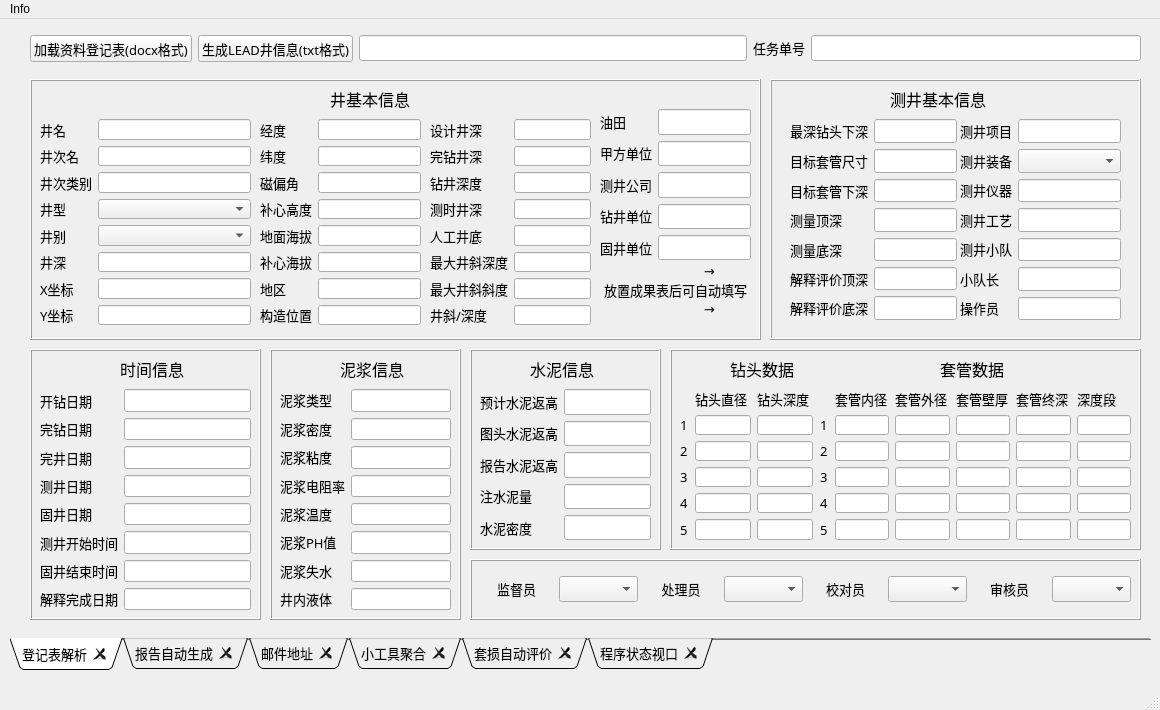
Old version of the form WELL_INTEGRITY_UI.ui in the repository KiwiPapa/4Stars-EngineerLoggingAssistant.
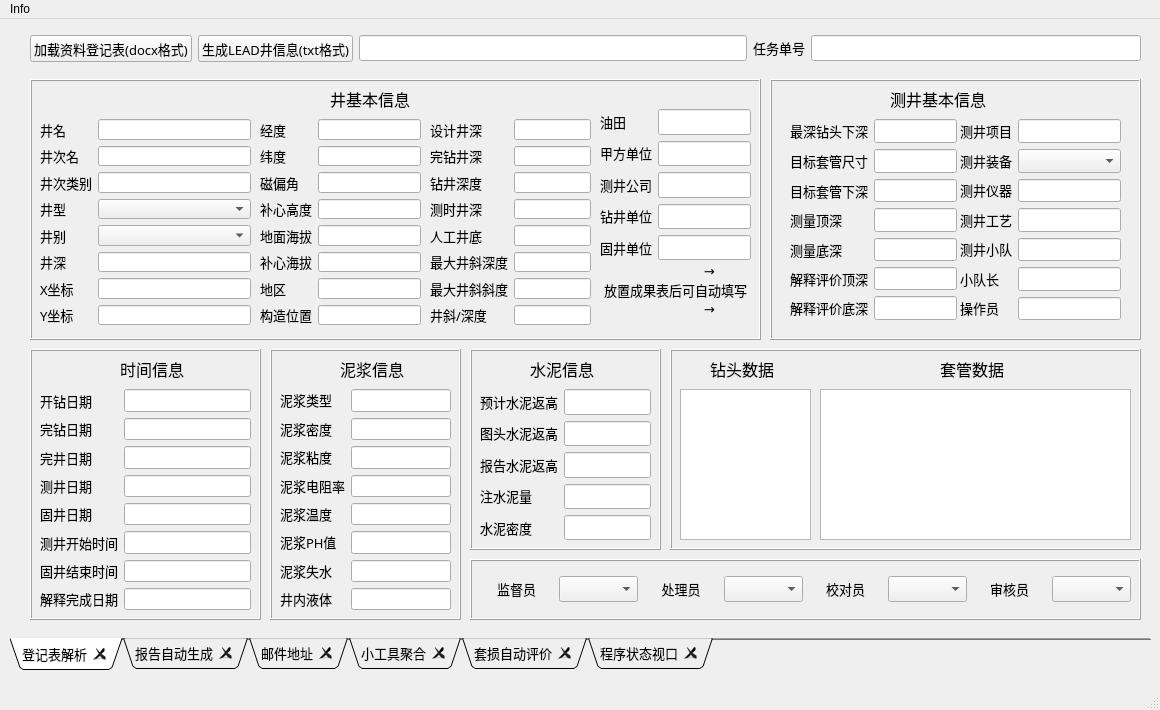
New version of the form.

Commit message: 钻头和套管数据表界面调整组件

Patch:
```diff
--- a/WELL_INTEGRITY_UI.ui
+++ b/WELL_INTEGRITY_UI.ui
@@ -1845,371 +1845,6 @@
       <property name="frameShadow">
        <enum>QFrame::Raised</enum>
       </property>
-      <widget class="QWidget" name="layoutWidget_11">
-       <property name="geometry">
-        <rect>
-         <x>150</x>
-         <y>40</y>
-         <width>311</width>
-         <height>151</height>
-        </rect>
-       </property>
-       <property name="styleSheet">
-        <string notr="true">font: 10pt &quot;黑体&quot;;</string>
-       </property>
-       <layout class="QGridLayout" name="gridLayout_2">
-        <item row="5" column="3">
-         <widget class="QLineEdit" name="lineEdit_85">
-          <property name="styleSheet">
-           <string notr="true">font: 10pt &quot;黑体&quot;;</string>
-          </property>
-          <property name="text">
-           <string/>
-          </property>
-         </widget>
-        </item>
-        <item row="1" column="5">
-         <widget class="QLineEdit" name="lineEdit_96">
-          <property name="styleSheet">
-           <string notr="true">font: 10pt &quot;黑体&quot;;</string>
-          </property>
-          <property name="text">
-           <string/>
-          </property>
-         </widget>
-        </item>
-        <item row="3" column="1">
-         <widget class="QLineEdit" name="lineEdit_78">
-          <property name="styleSheet">
-           <string notr="true">font: 10pt &quot;黑体&quot;;</string>
-          </property>
-          <property name="text">
-           <string/>
-          </property>
-         </widget>
-        </item>
-        <item row="0" column="2">
-         <widget class="QLabel" name="label_70">
-          <property name="styleSheet">
-           <string notr="true">font: 10pt &quot;黑体&quot;;</string>
-          </property>
-          <property name="text">
-           <string>套管外径</string>
-          </property>
-         </widget>
-        </item>
-        <item row="4" column="4">
-         <widget class="QLineEdit" name="lineEdit_92">
-          <property name="styleSheet">
-           <string notr="true">font: 10pt &quot;黑体&quot;;</string>
-          </property>
-          <property name="text">
-           <string/>
-          </property>
-         </widget>
-        </item>
-        <item row="2" column="5">
-         <widget class="QLineEdit" name="lineEdit_97">
-          <property name="styleSheet">
-           <string notr="true">font: 10pt &quot;黑体&quot;;</string>
-          </property>
-          <property name="text">
-           <string/>
-          </property>
-         </widget>
-        </item>
-        <item row="2" column="1">
-         <widget class="QLineEdit" name="lineEdit_76">
-          <property name="styleSheet">
-           <string notr="true">font: 10pt &quot;黑体&quot;;</string>
-          </property>
-          <property name="text">
-           <string/>
-          </property>
-         </widget>
-        </item>
-        <item row="1" column="2">
-         <widget class="QLineEdit" name="lineEdit_75">
-          <property name="styleSheet">
-           <string notr="true">font: 10pt &quot;黑体&quot;;</string>
-          </property>
-          <property name="text">
-           <string/>
-          </property>
-         </widget>
-        </item>
-        <item row="0" column="5">
-         <widget class="QLabel" name="label_78">
-          <property name="styleSheet">
-           <string notr="true">font: 10pt &quot;黑体&quot;;</string>
-          </property>
-          <property name="text">
-           <string>深度段</string>
-          </property>
-         </widget>
-        </item>
-        <item row="1" column="0">
-         <widget class="QLabel" name="label_71">
-          <property name="styleSheet">
-           <string notr="true">font: 10pt &quot;黑体&quot;;</string>
-          </property>
-          <property name="text">
-           <string>1</string>
-          </property>
-         </widget>
-        </item>
-        <item row="3" column="2">
-         <widget class="QLineEdit" name="lineEdit_79">
-          <property name="styleSheet">
-           <string notr="true">font: 10pt &quot;黑体&quot;;</string>
-          </property>
-          <property name="text">
-           <string/>
-          </property>
-         </widget>
-        </item>
-        <item row="3" column="4">
-         <widget class="QLineEdit" name="lineEdit_93">
-          <property name="styleSheet">
-           <string notr="true">font: 10pt &quot;黑体&quot;;</string>
-          </property>
-          <property name="text">
-           <string/>
-          </property>
-         </widget>
-        </item>
-        <item row="4" column="0">
-         <widget class="QLabel" name="label_74">
-          <property name="styleSheet">
-           <string notr="true">font: 10pt &quot;黑体&quot;;</string>
-          </property>
-          <property name="text">
-           <string>4</string>
-          </property>
-         </widget>
-        </item>
-        <item row="5" column="0">
-         <widget class="QLabel" name="label_75">
-          <property name="styleSheet">
-           <string notr="true">font: 10pt &quot;黑体&quot;;</string>
-          </property>
-          <property name="text">
-           <string>5</string>
-          </property>
-         </widget>
-        </item>
-        <item row="5" column="2">
-         <widget class="QLineEdit" name="lineEdit_83">
-          <property name="styleSheet">
-           <string notr="true">font: 10pt &quot;黑体&quot;;</string>
-          </property>
-          <property name="text">
-           <string/>
-          </property>
-         </widget>
-        </item>
-        <item row="2" column="0">
-         <widget class="QLabel" name="label_72">
-          <property name="styleSheet">
-           <string notr="true">font: 10pt &quot;黑体&quot;;</string>
-          </property>
-          <property name="text">
-           <string>2</string>
-          </property>
-         </widget>
-        </item>
-        <item row="3" column="0">
-         <widget class="QLabel" name="label_73">
-          <property name="styleSheet">
-           <string notr="true">font: 10pt &quot;黑体&quot;;</string>
-          </property>
-          <property name="text">
-           <string>3</string>
-          </property>
-         </widget>
-        </item>
-        <item row="2" column="3">
-         <widget class="QLineEdit" name="lineEdit_86">
-          <property name="styleSheet">
-           <string notr="true">font: 10pt &quot;黑体&quot;;</string>
-          </property>
-          <property name="text">
-           <string/>
-          </property>
-         </widget>
-        </item>
-        <item row="4" column="5">
-         <widget class="QLineEdit" name="lineEdit_94">
-          <property name="styleSheet">
-           <string notr="true">font: 10pt &quot;黑体&quot;;</string>
-          </property>
-          <property name="text">
-           <string/>
-          </property>
-         </widget>
-        </item>
-        <item row="0" column="1">
-         <widget class="QLabel" name="label_68">
-          <property name="styleSheet">
-           <string notr="true">font: 10pt &quot;黑体&quot;;</string>
-          </property>
-          <property name="text">
-           <string>套管内径</string>
-          </property>
-         </widget>
-        </item>
-        <item row="1" column="4">
-         <widget class="QLineEdit" name="lineEdit_89">
-          <property name="styleSheet">
-           <string notr="true">font: 10pt &quot;黑体&quot;;</string>
-          </property>
-          <property name="text">
-           <string/>
-          </property>
-         </widget>
-        </item>
-        <item row="3" column="5">
-         <widget class="QLineEdit" name="lineEdit_95">
-          <property name="styleSheet">
-           <string notr="true">font: 10pt &quot;黑体&quot;;</string>
-          </property>
-          <property name="text">
-           <string/>
-          </property>
-         </widget>
-        </item>
-        <item row="1" column="1">
-         <widget class="QLineEdit" name="lineEdit_73">
-          <property name="styleSheet">
-           <string notr="true">font: 10pt &quot;黑体&quot;;</string>
-          </property>
-          <property name="text">
-           <string/>
-          </property>
-         </widget>
-        </item>
-        <item row="5" column="1">
-         <widget class="QLineEdit" name="lineEdit_82">
-          <property name="styleSheet">
-           <string notr="true">font: 10pt &quot;黑体&quot;;</string>
-          </property>
-          <property name="text">
-           <string/>
-          </property>
-         </widget>
-        </item>
-        <item row="2" column="4">
-         <widget class="QLineEdit" name="lineEdit_91">
-          <property name="styleSheet">
-           <string notr="true">font: 10pt &quot;黑体&quot;;</string>
-          </property>
-          <property name="text">
-           <string/>
-          </property>
-         </widget>
-        </item>
-        <item row="4" column="1">
-         <widget class="QLineEdit" name="lineEdit_80">
-          <property name="styleSheet">
-           <string notr="true">font: 10pt &quot;黑体&quot;;</string>
-          </property>
-          <property name="text">
-           <string/>
-          </property>
-         </widget>
-        </item>
-        <item row="4" column="2">
-         <widget class="QLineEdit" name="lineEdit_81">
-          <property name="styleSheet">
-           <string notr="true">font: 10pt &quot;黑体&quot;;</string>
-          </property>
-          <property name="text">
-           <string/>
-          </property>
-         </widget>
-        </item>
-        <item row="0" column="4">
-         <widget class="QLabel" name="label_77">
-          <property name="styleSheet">
-           <string notr="true">font: 10pt &quot;黑体&quot;;</string>
-          </property>
-          <property name="text">
-           <string>套管终深</string>
-          </property>
-         </widget>
-        </item>
-        <item row="2" column="2">
-         <widget class="QLineEdit" name="lineEdit_77">
-          <property name="styleSheet">
-           <string notr="true">font: 10pt &quot;黑体&quot;;</string>
-          </property>
-          <property name="text">
-           <string/>
-          </property>
-         </widget>
-        </item>
-        <item row="4" column="3">
-         <widget class="QLineEdit" name="lineEdit_87">
-          <property name="styleSheet">
-           <string notr="true">font: 10pt &quot;黑体&quot;;</string>
-          </property>
-          <property name="text">
-           <string/>
-          </property>
-         </widget>
-        </item>
-        <item row="1" column="3">
-         <widget class="QLineEdit" name="lineEdit_84">
-          <property name="styleSheet">
-           <string notr="true">font: 10pt &quot;黑体&quot;;</string>
-          </property>
-          <property name="text">
-           <string/>
-          </property>
-         </widget>
-        </item>
-        <item row="5" column="4">
-         <widget class="QLineEdit" name="lineEdit_90">
-          <property name="styleSheet">
-           <string notr="true">font: 10pt &quot;黑体&quot;;</string>
-          </property>
-          <property name="text">
-           <string/>
-          </property>
-         </widget>
-        </item>
-        <item row="5" column="5">
-         <widget class="QLineEdit" name="lineEdit_98">
-          <property name="styleSheet">
-           <string notr="true">font: 10pt &quot;黑体&quot;;</string>
-          </property>
-          <property name="text">
-           <string/>
-          </property>
-         </widget>
-        </item>
-        <item row="0" column="3">
-         <widget class="QLabel" name="label_76">
-          <property name="styleSheet">
-           <string notr="true">font: 10pt &quot;黑体&quot;;</string>
-          </property>
-          <property name="text">
-           <string>套管壁厚</string>
-          </property>
-         </widget>
-        </item>
-        <item row="3" column="3">
-         <widget class="QLineEdit" name="lineEdit_88">
-          <property name="styleSheet">
-           <string notr="true">font: 10pt &quot;黑体&quot;;</string>
-          </property>
-          <property name="text">
-           <string/>
-          </property>
-         </widget>
-        </item>
-       </layout>
-      </widget>
       <widget class="QLabel" name="label_96">
        <property name="geometry">
         <rect>
@@ -2235,195 +1870,10 @@
         <string>套管数据</string>
        </property>
       </widget>
-      <widget class="QWidget" name="layoutWidget_8">
-       <property name="geometry">
-        <rect>
-         <x>10</x>
-         <y>40</y>
-         <width>133</width>
-         <height>151</height>
-        </rect>
-       </property>
-       <property name="styleSheet">
-        <string notr="true">font: 10pt &quot;黑体&quot;;</string>
-       </property>
-       <layout class="QGridLayout" name="gridLayout">
-        <item row="0" column="1">
-         <widget class="QLabel" name="label_27">
-          <property name="styleSheet">
-           <string notr="true">font: 10pt &quot;黑体&quot;;</string>
-          </property>
-          <property name="text">
-           <string>钻头直径</string>
-          </property>
-         </widget>
-        </item>
-        <item row="0" column="2">
-         <widget class="QLabel" name="label_26">
-          <property name="styleSheet">
-           <string notr="true">font: 10pt &quot;黑体&quot;;</string>
-          </property>
-          <property name="text">
-           <string>钻头深度</string>
-          </property>
-         </widget>
-        </item>
-        <item row="1" column="0">
-         <widget class="QLabel" name="label_28">
-          <property name="styleSheet">
-           <string notr="true">font: 10pt &quot;黑体&quot;;</string>
-          </property>
-          <property name="text">
-           <string>1</string>
-          </property>
-         </widget>
-        </item>
-        <item row="1" column="1">
-         <widget class="QLineEdit" name="lineEdit_29">
-          <property name="styleSheet">
-           <string notr="true">font: 10pt &quot;黑体&quot;;</string>
-          </property>
-          <property name="text">
-           <string/>
-          </property>
-         </widget>
-        </item>
-        <item row="1" column="2">
-         <widget class="QLineEdit" name="lineEdit_30">
-          <property name="styleSheet">
-           <string notr="true">font: 10pt &quot;黑体&quot;;</string>
-          </property>
-          <property name="text">
-           <string/>
-          </property>
-         </widget>
-        </item>
-        <item row="2" column="0">
-         <widget class="QLabel" name="label_29">
-          <property name="styleSheet">
-           <string notr="true">font: 10pt &quot;黑体&quot;;</string>
-          </property>
-          <property name="text">
-           <string>2</string>
-          </property>
-         </widget>
-        </item>
-        <item row="2" column="1">
-         <widget class="QLineEdit" name="lineEdit_32">
-          <property name="styleSheet">
-           <string notr="true">font: 10pt &quot;黑体&quot;;</string>
-          </property>
-          <property name="text">
-           <string/>
-          </property>
-         </widget>
-        </item>
-        <item row="2" column="2">
-         <widget class="QLineEdit" name="lineEdit_31">
-          <property name="styleSheet">
-           <string notr="true">font: 10pt &quot;黑体&quot;;</string>
-          </property>
-          <property name="text">
-           <string/>
-          </property>
-         </widget>
-        </item>
-        <item row="3" column="0">
-         <widget class="QLabel" name="label_30">
-          <property name="styleSheet">
-           <string notr="true">font: 10pt &quot;黑体&quot;;</string>
-          </property>
-          <property name="text">
-           <string>3</string>
-          </property>
-         </widget>
-        </item>
-        <item row="3" column="1">
-         <widget class="QLineEdit" name="lineEdit_34">
-          <property name="styleSheet">
-           <string notr="true">font: 10pt &quot;黑体&quot;;</string>
-          </property>
-          <property name="text">
-           <string/>
-          </property>
-         </widget>
-        </item>
-        <item row="3" column="2">
-         <widget class="QLineEdit" name="lineEdit_33">
-          <property name="styleSheet">
-           <string notr="true">font: 10pt &quot;黑体&quot;;</string>
-          </property>
-          <property name="text">
-           <string/>
-          </property>
-         </widget>
-        </item>
-        <item row="4" column="0">
-         <widget class="QLabel" name="label_31">
-          <property name="styleSheet">
-           <string notr="true">font: 10pt &quot;黑体&quot;;</string>
-          </property>
-          <property name="text">
-           <string>4</string>
-          </property>
-         </widget>
-        </item>
-        <item row="4" column="1">
-         <widget class="QLineEdit" name="lineEdit_36">
-          <property name="styleSheet">
-           <string notr="true">font: 10pt &quot;黑体&quot;;</string>
-          </property>
-          <property name="text">
-           <string/>
-          </property>
-         </widget>
-        </item>
-        <item row="4" column="2">
-         <widget class="QLineEdit" name="lineEdit_35">
-          <property name="styleSheet">
-           <string notr="true">font: 10pt &quot;黑体&quot;;</string>
-          </property>
-          <property name="text">
-           <string/>
-          </property>
-         </widget>
-        </item>
-        <item row="5" column="0">
-         <widget class="QLabel" name="label_32">
-          <property name="styleSheet">
-           <string notr="true">font: 10pt &quot;黑体&quot;;</string>
-          </property>
-          <property name="text">
-           <string>5</string>
-          </property>
-         </widget>
-        </item>
-        <item row="5" column="1">
-         <widget class="QLineEdit" name="lineEdit_38">
-          <property name="styleSheet">
-           <string notr="true">font: 10pt &quot;黑体&quot;;</string>
-          </property>
-          <property name="text">
-           <string/>
-          </property>
-         </widget>
-        </item>
-        <item row="5" column="2">
-         <widget class="QLineEdit" name="lineEdit_37">
-          <property name="styleSheet">
-           <string notr="true">font: 10pt &quot;黑体&quot;;</string>
-          </property>
-          <property name="text">
-           <string/>
-          </property>
-         </widget>
-        </item>
-       </layout>
-      </widget>
       <widget class="QLabel" name="label_95">
        <property name="geometry">
         <rect>
-         <x>60</x>
+         <x>40</x>
          <y>10</y>
          <width>71</width>
          <height>20</height>
@@ -2445,6 +1895,26 @@
         <string>钻头数据</string>
        </property>
       </widget>
+      <widget class="QTableWidget" name="tableWidget_6">
+       <property name="geometry">
+        <rect>
+         <x>10</x>
+         <y>40</y>
+         <width>131</width>
+         <height>151</height>
+        </rect>
+       </property>
+      </widget>
+      <widget class="QTableWidget" name="tableWidget_7">
+       <property name="geometry">
+        <rect>
+         <x>150</x>
+         <y>40</y>
+         <width>311</width>
+         <height>151</height>
+        </rect>
+       </property>
+      </widget>
      </widget>
      <widget class="QWidget" name="layoutWidget">
       <property name="geometry">
```
Left out of the diff: 2 changed lines with no effect on the pictures. The commit also changes 7 other files.
